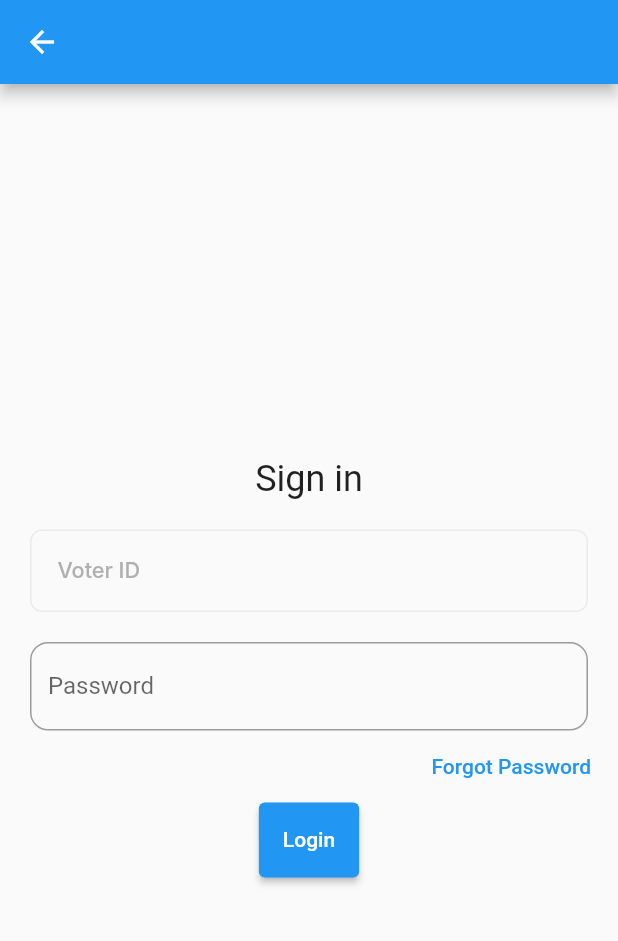
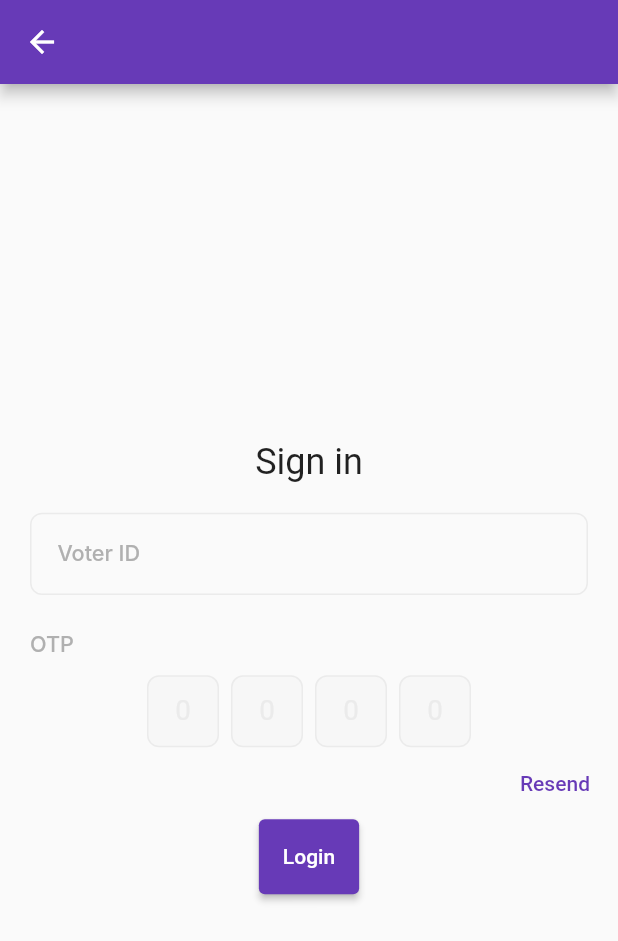
Before and after one commit to KashifAhmadAntino/hash_warriors_user_app, a Flutter app: the screen it shows after launch, on a phone screen of 412 x 824 dp. Shown: the top 941 px of the screen. Run offline on Flutter 3.47's test engine with Material 2 defaults, Android fonts, the light colour scheme and no system bars; drawn by our look-alikes of pinput; our stand-ins replace dio, flutter_screenutil, flutter_svg, get, google_fonts, internet_connection_checker and 2 more; Roboto replaces fonts that are missing (Inter, Mulish, Plus Jakarta Sans).

Commit message:
Feature: add pin in login screen

```diff
--- a/lib/core/universal_widgets/custom_pin_input_with_label.dart
+++ b/lib/core/universal_widgets/custom_pin_input_with_label.dart
@@ -93,7 +93,7 @@ class _CustomPinInputWithLabelState extends State<CustomPinInputWithLabel> {
                 widget.pinController.text.length != widget.length
                     ? widget.filledInputLabel ?? ''
                     : widget.unfilledInputLabel ?? '',
-                style: AppTextStyle.f14w600InterBlackShade2,
+                style: AppTextStyle.f14w500InterNeutral06,
               ),
             ),
           ),
--- a/lib/feature/auth/screen/login_screen.dart
+++ b/lib/feature/auth/screen/login_screen.dart
@@ -1,5 +1,10 @@
 import 'package:flutter/material.dart';
+import 'package:pinput/pinput.dart';
+import 'package:user_voting_app/core/constants/app_text_style.dart';
+import 'package:user_voting_app/core/universal_widgets/custom_pin_input_with_label.dart';
 import 'package:user_voting_app/core/universal_widgets/custom_text_field_with_label.dart';
+
+import '../../../core/reponsive/SizeConfig.dart';
 
 class LoginScreen extends StatefulWidget {
   const LoginScreen({super.key});
@@ -38,19 +43,18 @@ class _LoginScreenState extends State<LoginScreen> {
                       hint: 'GDN0453323',
                     ),
                   ),
+                  SizedBox(
+                    height: 4.heightMultiplier,
+                  ),
                   Container(
-                    padding: const EdgeInsets.fromLTRB(10, 10, 10, 0),
-                    child: TextField(
-                      obscureText: true,
-                      controller: passwordController,
-                      decoration: const InputDecoration(
-                        border: OutlineInputBorder(
-                            borderRadius:
-                                BorderRadius.all(Radius.circular(12.0))),
-                        labelText: 'Password',
-                      ),
-                    ),
-                  ),
+                      padding: const EdgeInsets.fromLTRB(10, 10, 10, 0),
+                      child: CustomPinInputWithLabel(
+                        pinController: TextEditingController(),
+                        unfilledInputLabel: "OTP",
+                        filledInputLabel: "OTP",
+                        isPinInputCenter: true,
+                        length: 4,
+                      )),
                   Align(
                     alignment: Alignment.centerRight,
                     child: TextButton(
@@ -58,7 +62,7 @@ class _LoginScreenState extends State<LoginScreen> {
                         //forgot password screen
                       },
                       child: const Text(
-                        'Forgot Password',
+                        'Resend',
                       ),
                     ),
                   ),
--- a/lib/main.dart
+++ b/lib/main.dart
@@ -30,6 +30,7 @@ class MyApp extends StatelessWidget {
                   navigatorKey: navigatorKey,
                   theme: ThemeData(
                     fontFamily: 'Mulish',
+                    primarySwatch: Colors.deepPurple,
                     // For changing color avatar background color in whole app
                     primaryColorDark: AppColors.kgrey,
                   ),
```
Also changed, not shown: pubspec.lock, 1 other file.
